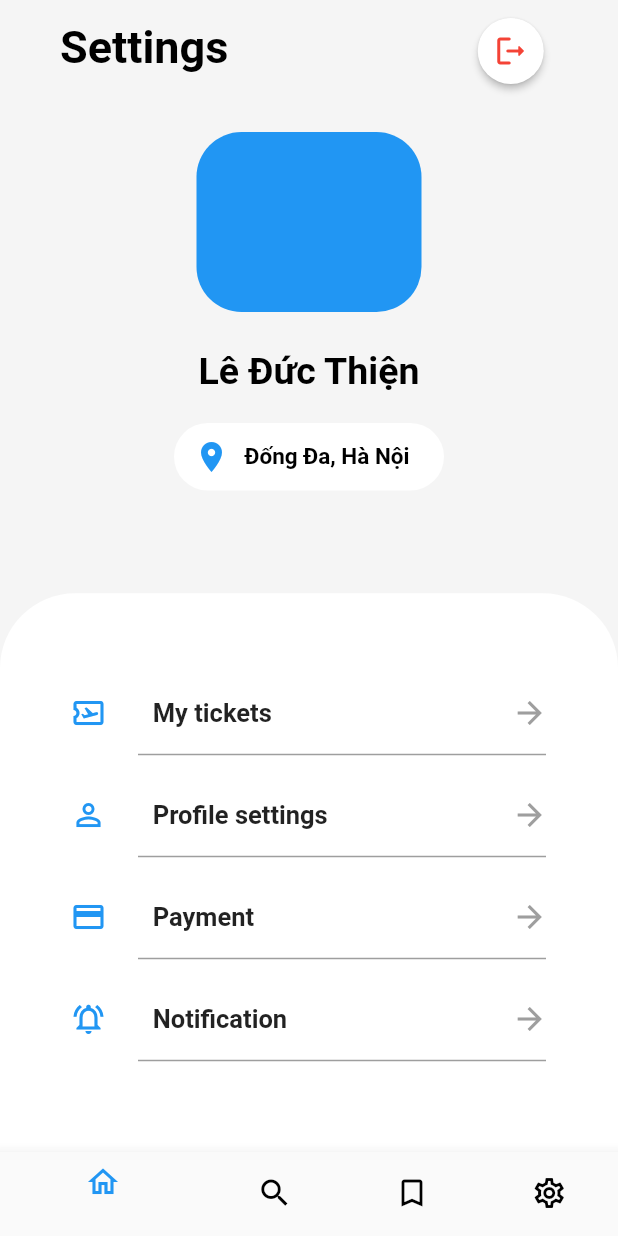
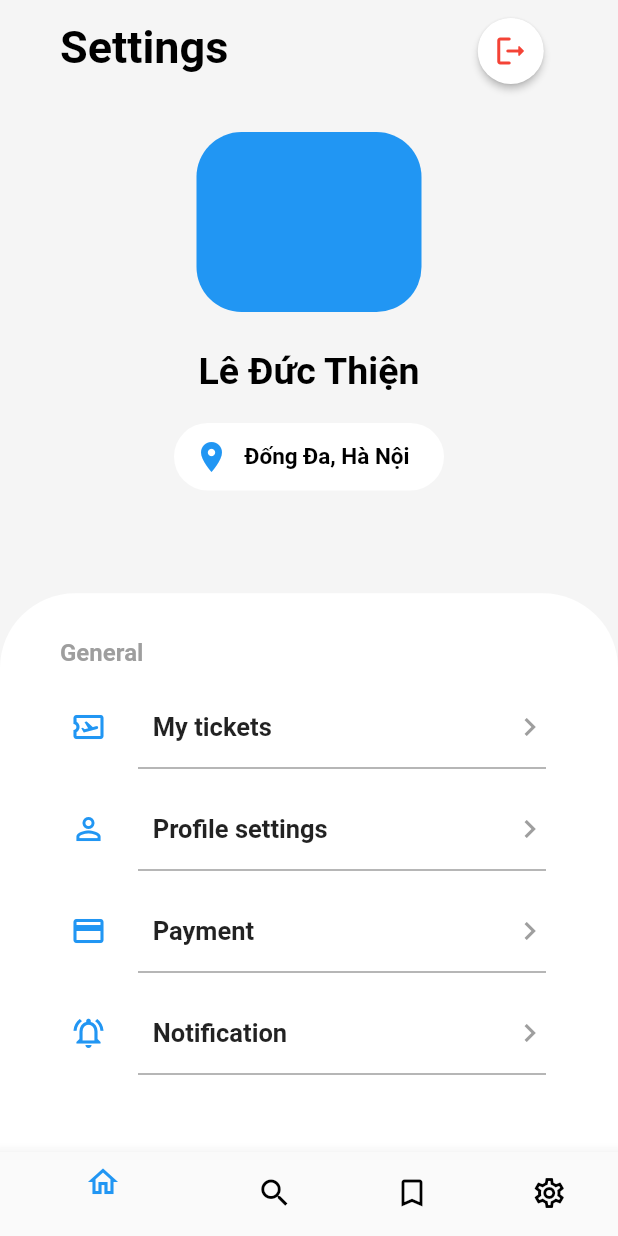
Before and after one commit to LeThienn/travel_app, a Flutter app: the screen it shows after launch, swiped to page 4, on a phone screen of 412 x 824 dp. Run offline on Flutter 3.47's test engine with Material 2 defaults, Android fonts, the phone set to English and light mode, and no system bars.

Commit message:
update profile

```diff
--- a/lib/src/components/widget_profile/widget_image_profile.dart
+++ b/lib/src/components/widget_profile/widget_image_profile.dart
@@ -11,7 +11,6 @@ class ImageProfileWidget extends StatelessWidget {
       decoration: const BoxDecoration(
           borderRadius: BorderRadius.all(Radius.circular(30.0)),
           color: Colors.blue),
-
     );
   }
 }
--- a/lib/src/components/widget_profile/widget_info_profile.dart
+++ b/lib/src/components/widget_profile/widget_info_profile.dart
@@ -45,7 +45,7 @@ class _InfoProfileWidgetState extends State<InfoProfileWidget> {
                     ),
                     const Expanded(
                       child: Icon(
-                        Icons.arrow_forward,
+                        Icons.keyboard_arrow_right,
                         color: Colors.grey,
                       ),
                     )
--- a/lib/src/page/profile.dart
+++ b/lib/src/page/profile.dart
@@ -45,21 +45,33 @@ class _PersonWidgetState extends State<PersonWidget> {
             flex: 2,
             child: Container(
               child: Column(
-                children: const [
-                  SizedBox(
-                    height: 40,
+                children: [
+                  const SizedBox(
+                    height: 30,
                   ),
-                  InfoProfileWidget(
+                  Row(
+                    children: const [
+                      Padding(padding: EdgeInsets.only(left: 40)),
+                      Text(
+                        "General",
+                        style: TextStyle(
+                            fontWeight: FontWeight.bold,
+                            fontSize: 16,
+                            color: Colors.grey),
+                      )
+                    ],
+                  ),
+                  const InfoProfileWidget(
                     name: "My tickets",
                     iconData: Icons.airplane_ticket_outlined,
                   ),
-                  InfoProfileWidget(
+                  const InfoProfileWidget(
                       name: "Profile settings", iconData: Icons.person_outline),
-                  InfoProfileWidget(
+                  const InfoProfileWidget(
                     name: "Payment",
                     iconData: Icons.payment_outlined,
                   ),
-                  InfoProfileWidget(
+                  const InfoProfileWidget(
                     name: "Notification",
                     iconData: Icons.notifications_active_outlined,
                   )
```
